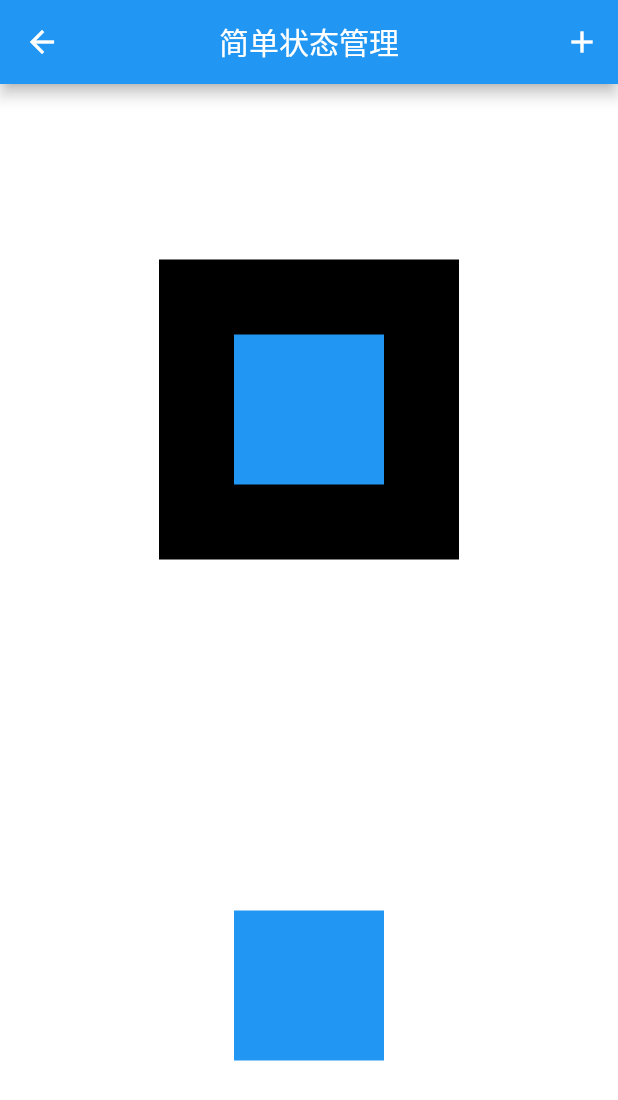
After one commit to lcyisgod/flutter_app, a Flutter app: the NormalStateManagerPage screen opened by its route, on a phone screen of 412 x 824 dp. The commit adds this screen. Shown: the top 1100 px of the screen. Run offline on Flutter 3.47's test engine with Material 2 defaults, Android fonts, the phone set to English and light mode, and no system bars; drawn by our look-alikes of flutter_easyloading, oktoast; our stand-ins replace fluro, modal_bottom_sheet, webview_flutter.

Commit message:
适配了部分2.0

```diff
--- a/lib/main.dart
+++ b/lib/main.dart
@@ -24,8 +24,11 @@ import 'pages/Home/functionWidget/dialog_widget_page.dart';
 import 'pages/Home/functionWidget/function_widget_page.dart';
 import 'pages/Home/functionWidget/inherited_widget_page.dart';
 import 'pages/Home/functionWidget/navigation_back_hold_page.dart';
+import 'pages/Home/functionWidget/normal_state_manager_page.dart';
+import 'pages/Home/functionWidget/provider_test2_page.dart';
 import 'pages/Home/functionWidget/provider_test_page.dart';
 import 'pages/Home/functionWidget/provider_widget_page.dart';
+import 'pages/Home/functionWidget/state_manager_page.dart';
 import 'pages/Home/layoutWidget/aligning_layout_page.dart';
 import 'pages/Home/layoutWidget/layout_widget_page.dart';
 import 'pages/Home/layoutWidget/line_layout_page.dart';
@@ -192,6 +195,9 @@ class MyAppState extends State<MyApp> {
                 '/GestureDisposePage': (BuildContext context) => GestureDisposePage(),
                 '/EventBusPage': (BuildContext context) => EventBusPage(),
                 '/NotificationPage': (BuildContext context) => NotificationPage(),
+                '/StateManagerPage': (BuildContext context) => StateManagerPage(),
+                '/NormalStateManagerPage': (BuildContext context) => NormalStateManagerPage(),
+                '/ProviderTest2Page': (BuildContext context) => ProviderTest2Page(),
               },
               //在路由中做一些动态权限，如某些界面需要登录才能访问
               //使用onGenerateRoute时不能使用路由表
--- a/lib/pages/Home/eventAndNotification/event_notification_page.dart
+++ b/lib/pages/Home/eventAndNotification/event_notification_page.dart
@@ -2,7 +2,7 @@ import 'package:flutter/material.dart';
 import 'package:flutter_app/pages/Widget/action_item_widget.dart';
 
 class EventNotificationPage extends StatelessWidget {
-  final List<String> dataList = ['原始指针事件处理','手势识别','事件总线','通知'];
+  final List<String> dataList = ['原始指针事件处理','手势识别','通知'];
 
   void clickEvent(BuildContext context,String title) {
     if (title == '原始指针事件处理') {
--- a/lib/pages/Home/functionWidget/function_widget_page.dart
+++ b/lib/pages/Home/functionWidget/function_widget_page.dart
@@ -3,15 +3,15 @@ import 'package:flutter_app/pages/Widget/action_item_widget.dart';
 
 class FunctionWidgetPage extends StatelessWidget {
 
-  final List<String> dataList = <String>['导航返回拦截','数据共享','跨组件状态共享','异步更新UI','对话框'];
+  final List<String> dataList = <String>['导航返回拦截','数据共享','状态管理','异步更新UI','对话框'];
 
   void clickEvent(BuildContext context, String title) {
     if (title == '导航返回拦截') {
       Navigator.pushNamed(context, '/NavigationBackHoldPage');
     } else if (title == '数据共享') {
       Navigator.pushNamed(context, '/InheritedWidgetPage');
-    } else if (title == '跨组件状态共享') {
-      Navigator.pushNamed(context, '/ProviderWidgetPage');
+    } else if (title == '状态管理') {
+      Navigator.pushNamed(context, '/StateManagerPage');
     } else if (title == '异步更新UI') {
       Navigator.pushNamed(context, '/AsyncUIPage');
     } else if (title == '对话框') {
--- /dev/null
+++ b/lib/pages/Home/functionWidget/normal_state_manager_page.dart
@@ -0,0 +1,111 @@
+import 'package:flutter/material.dart';
+
+class ChildWidgetA extends StatefulWidget {
+  final bool activityA;
+
+  const ChildWidgetA({Key key, this.activityA}) : super(key: key);
+  @override
+  State<StatefulWidget> createState() {
+    // TODO: implement createState
+    return ChildWidgetAState();
+  }
+}
+
+class ChildWidgetAState extends State<ChildWidgetA> {
+  @override
+  void initState() {
+    // TODO: implement initState
+    super.initState();
+    print('A被初始化');
+  }
+
+  @override
+  Widget build(BuildContext context) {
+    // TODO: implement build
+    print('A被重新build');
+    return Container(
+      height: 200,
+      width: 200,
+      color: widget.activityA?Colors.red:Colors.black,
+      child: Center(
+        child: ChildWidgetB(),
+      ),
+    );
+  }
+}
+
+class ChildWidgetB extends StatefulWidget {
+  @override
+  State<StatefulWidget> createState() {
+    // TODO: implement createState
+    return ChildWidgetBState();
+  }
+}
+
+class ChildWidgetBState extends State<ChildWidgetB> {
+  @override
+  void initState() {
+    // TODO: implement initState
+    super.initState();
+    print('A被初始化');
+  }
+
+  @override
+  Widget build(BuildContext context) {
+    // TODO: implement build
+    print('B被重新build');
+    return Container(
+      height: 100,
+      width: 100,
+      color: Colors.blue,
+    );
+  }
+}
+
+class NormalStateManagerPage extends StatefulWidget {
+  @override
+  State<StatefulWidget> createState() {
+    // TODO: implement createState
+    return NormalStateManagerPageState();
+  }
+}
+
+class NormalStateManagerPageState extends State<NormalStateManagerPage> {
+
+  bool activityA = false;
+  bool activityB = false;
+
+  @override
+  Widget build(BuildContext context) {
+    // TODO: implement build
+    return Scaffold(
+      appBar: AppBar(
+        title: Text('简单状态管理'),
+        centerTitle: true,
+        actions: [
+          IconButton(
+              icon: Icon(Icons.add),
+              onPressed: (){
+                setState(() {
+                  print('调用了父类的set方法');
+                  activityA = !activityA;
+                });
+              })
+        ],
+      ),
+      body: SafeArea(
+        child: Center(
+          child: Column(
+            mainAxisAlignment: MainAxisAlignment.spaceAround,
+            children: [
+              ChildWidgetA(
+                activityA: activityA,
+              ),
+              ChildWidgetB(),
+            ],
+          ),
+        ),
+      ),
+    );
+  }
+}
--- a/pubspec.yaml
+++ b/pubspec.yaml
@@ -29,13 +29,13 @@ dependencies:
   oktoast: ^2.3.2
   json_annotation: ^3.0.1
   # webView ,flutter 官方维护的一个组件 https://pub.flutter-io.cn/packages/webview_flutter
-  webview_flutter: ^0.3.22+1
+  webview_flutter: ^2.0.7
   # 显示网络等待插件 https://pub.flutter-io.cn/packages/flutter_easyloading
   flutter_easyloading: ^2.0.0
   # 状态管理插件  https://pub.flutter-io.cn/packages/provider
   provider: ^4.3.2+2
   # bottomSheet https://pub.dev/packages/modal_bottom_sheet
-  modal_bottom_sheet: ^0.2.0+1
+  modal_bottom_sheet: ^2.0.0
 
 dev_dependencies:
   build_runner:
```
Also changed, not shown: lib/pages/Home/basicWidget/basic_button_page.dart (+20 -11 lines), lib/pages/Home/functionWidget/dialog_widget_page.dart (+22 -23 lines), lib/pages/Home/functionWidget/inherited_widget_page.dart (+47 -25 lines), lib/pages/Home/functionWidget/provider_test2_page.dart (added, +40 -0 lines), lib/pages/Home/functionWidget/provider_test_page.dart (+51 -17 lines), lib/pages/Home/functionWidget/state_manager_page.dart (added, +42 -0 lines), pubspec.lock, 101 other files.
